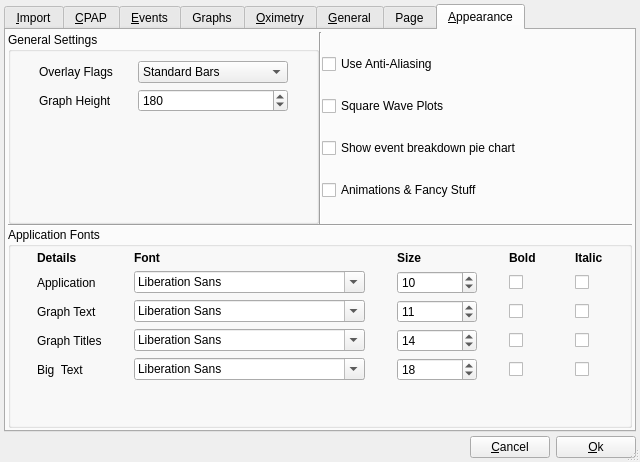
First picture: the form in preferencesdialog.ui, repository sbonaime/sleepyhead-code., before the edit.
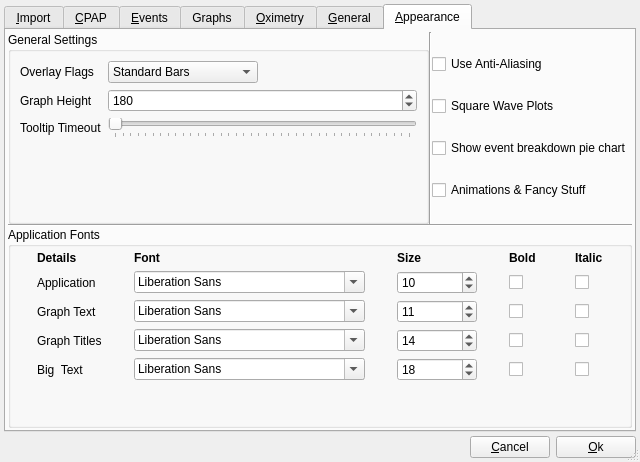
Second picture: the form after the edit. The open tabs and pages were chosen to show the change. Icons and pictures are not drawn.

Commit message: Added tooltip timeout slider in Appearance Preferences, removed empty preferences page.

The edit to the form file:
```diff
--- a/preferencesdialog.ui
+++ b/preferencesdialog.ui
@@ -1794,11 +1794,6 @@
        </item>
       </layout>
      </widget>
-     <widget class="QWidget" name="tab">
-      <attribute name="title">
-       <string>Page</string>
-      </attribute>
-     </widget>
      <widget class="QWidget" name="appearanceTab">
       <attribute name="title">
        <string>&amp;Appearance</string>
@@ -1887,7 +1882,7 @@
               </property>
              </widget>
             </item>
-            <item row="2" column="0" colspan="2">
+            <item row="3" column="0" colspan="2">
              <spacer name="verticalSpacer">
               <property name="orientation">
                <enum>Qt::Vertical</enum>
@@ -1900,6 +1895,41 @@
               </property>
              </spacer>
             </item>
+            <item row="2" column="1">
+             <widget class="QSlider" name="tooltipTimeoutSlider">
+              <property name="toolTip">
+               <string>How long you want the tooltips to stay visible.</string>
+              </property>
+              <property name="minimum">
+               <number>250</number>
+              </property>
+              <property name="maximum">
+               <number>10000</number>
+              </property>
+              <property name="singleStep">
+               <number>250</number>
+              </property>
+              <property name="pageStep">
+               <number>1000</number>
+              </property>
+              <property name="orientation">
+               <enum>Qt::Horizontal</enum>
+              </property>
+              <property name="tickPosition">
+               <enum>QSlider::TicksBelow</enum>
+              </property>
+              <property name="tickInterval">
+               <number>250</number>
+              </property>
+             </widget>
+            </item>
+            <item row="2" column="0">
+             <widget class="QLabel" name="label_45">
+              <property name="text">
+               <string>Tooltip Timeout</string>
+              </property>
+             </widget>
+            </item>
            </layout>
           </widget>
          </item>
```
Left out of the diff: 2 changed lines with no effect on the pictures. The commit also changes 4 other files.
